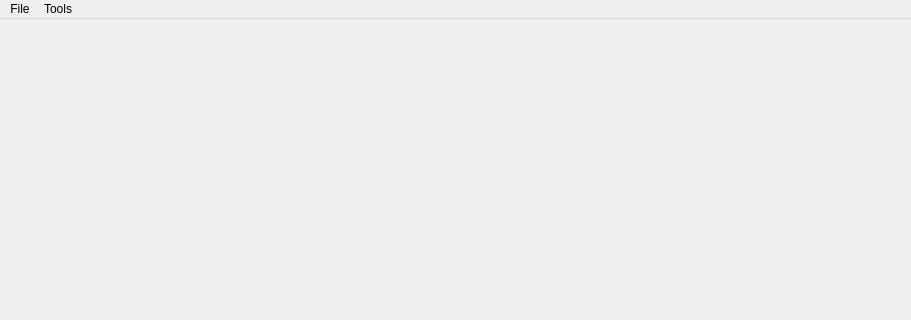
First picture: the form in mainwindow.ui, repository razureladrien/flow_cytometry_analyser, before the edit; both pictures show x 0 to 911 and y 0 to 320 of the 911 by 691 pixel window.
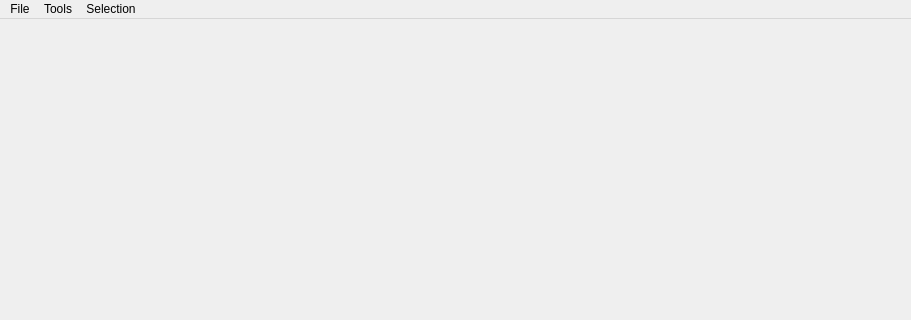
Second picture: the form after the edit.

The edit to the form file:
```diff
--- a/mainwindow.ui
+++ b/mainwindow.ui
@@ -54,8 +54,15 @@
     <addaction name="separator"/>
     <addaction name="actionInformations"/>
    </widget>
+   <widget class="QMenu" name="menuSelection">
+    <property name="title">
+     <string>Selection</string>
+    </property>
+    <addaction name="actionAnotate_selection"/>
+   </widget>
    <addaction name="menuFile"/>
    <addaction name="menuNew_plot"/>
+   <addaction name="menuSelection"/>
   </widget>
   <widget class="QStatusBar" name="statusbar"/>
   <action name="actionOpen">
```
Left out of the diff: 5 changed lines with no effect on the pictures.
